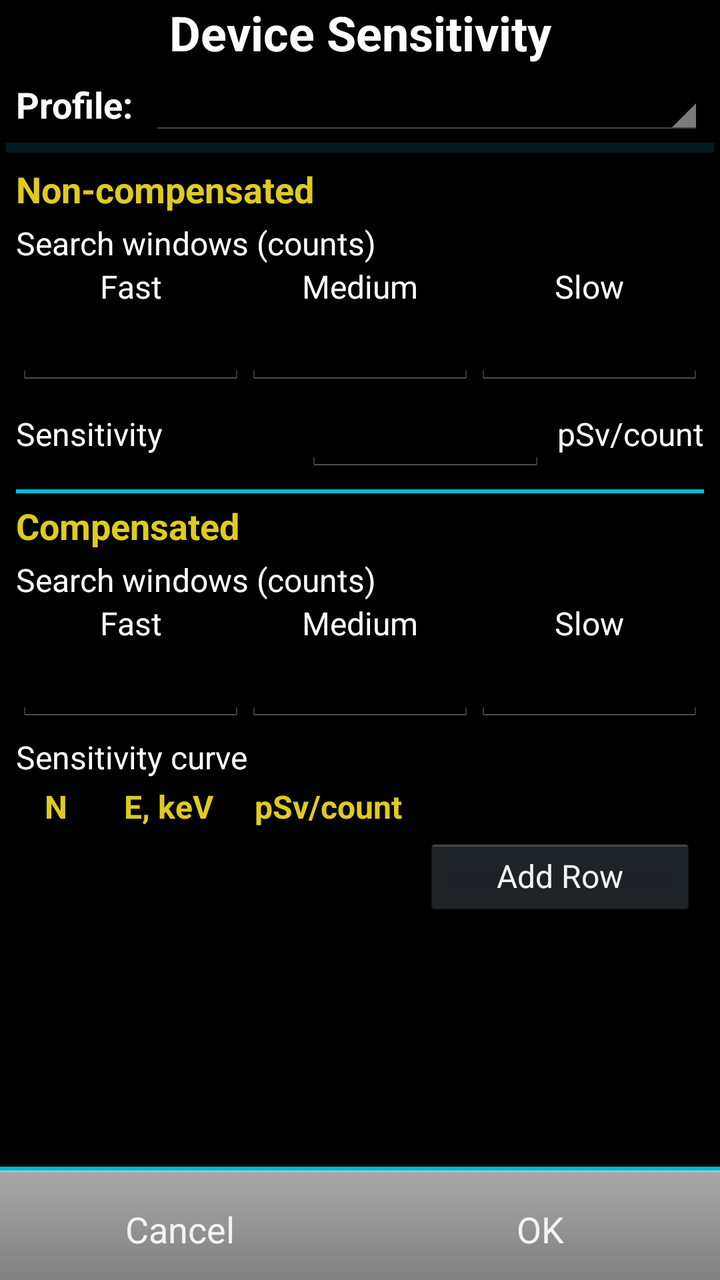
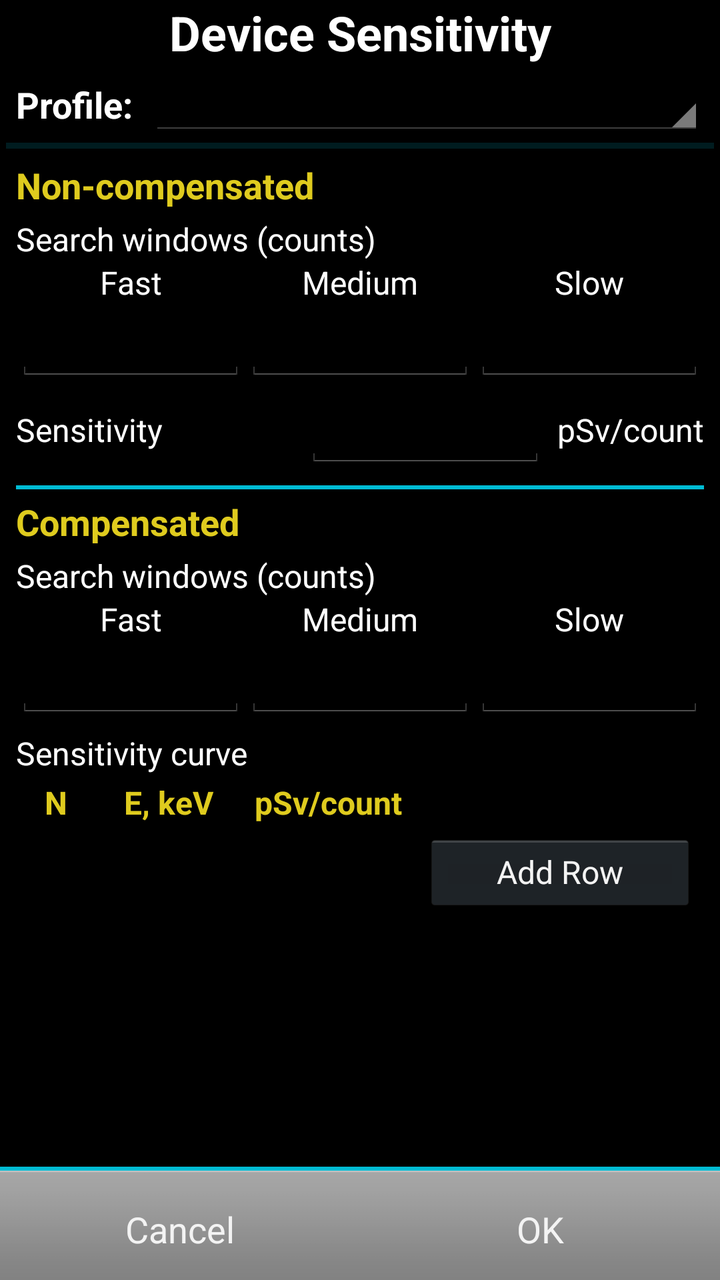

Compare the two renders of this Android layout. The source of the first and the diff that turns it into the second are given below.
<!-- AndroidManifest.xml: application theme AppTheme -->
<!-- res/layout/activity_atom_spectra_sensivity.xml -->
<?xml version="1.0" encoding="utf-8"?>
<androidx.constraintlayout.widget.ConstraintLayout xmlns:android="http://schemas.android.com/apk/res/android"
    xmlns:app="http://schemas.android.com/apk/res-auto"
    xmlns:tools="http://schemas.android.com/tools"
    android:layout_width="match_parent"
    android:layout_height="match_parent"
    tools:context=".AtomSpectraSensitivity">

    <TextView
        android:id="@+id/textSenseCaption"
        android:layout_width="0dp"
        android:layout_height="wrap_content"
        android:gravity="center"
        android:text="@string/detector_sensitivity"
        android:textSize="24dp"
        android:textStyle="bold"
        app:layout_constraintEnd_toEndOf="parent"
        app:layout_constraintStart_toStartOf="parent"
        app:layout_constraintTop_toTopOf="parent" />

    <LinearLayout
        android:id="@+id/profileSection"
        android:layout_width="0dp"
        android:layout_height="wrap_content"
        android:layout_marginStart="8dp"
        android:layout_marginEnd="8dp"
        android:layout_marginTop="4dp"
        android:orientation="vertical"
        app:layout_constraintEnd_toEndOf="parent"
        app:layout_constraintStart_toStartOf="parent"
        app:layout_constraintTop_toBottomOf="@+id/textSenseCaption">

        <LinearLayout
            android:id="@+id/profileRow"
            android:layout_width="match_parent"
            android:layout_height="wrap_content"
            android:gravity="center_vertical"
            android:orientation="horizontal">

            <TextView
                android:layout_width="wrap_content"
                android:layout_height="wrap_content"
                android:text="@string/profile_selector_label"
                android:textSize="18dp"
                android:textStyle="bold" />

            <Spinner
                android:id="@+id/spinnerProfile"
                android:layout_width="0dp"
                android:layout_height="wrap_content"
                android:layout_marginStart="8dp"
                android:layout_weight="1" />
        </LinearLayout>

        
        <LinearLayout
            android:id="@+id/customActions"
            android:layout_width="match_parent"
            android:layout_height="wrap_content"
            android:orientation="horizontal"
            android:visibility="gone">

            <Button
                android:id="@+id/buttonProfileLoad"
                android:layout_width="wrap_content"
                android:layout_height="40dp"
                android:layout_weight="1"
                android:onClick="onLoadProfileButton"
                android:text="@string/profile_load"
                android:textSize="16dp" />

            <Button
                android:id="@+id/buttonProfileSave"
                android:layout_width="wrap_content"
                android:layout_height="40dp"
                android:layout_weight="1"
                android:onClick="onSaveProfileButton"
                android:text="@string/profile_save"
                android:textSize="16dp" />

            <Button
                android:id="@+id/buttonProfileReset"
                android:layout_width="wrap_content"
                android:layout_height="40dp"
                android:layout_weight="1"
                android:onClick="onResetToButton"
                android:text="@string/profile_reset_to"
                android:textSize="16dp" />
        </LinearLayout>
    </LinearLayout>

    <View
        android:id="@+id/topSenseDivider"
        android:layout_width="0dp"
        android:layout_height="5dp"
        android:layout_margin="3dp"
        android:background="?android:attr/listDivider"
        android:backgroundTint="@color/colorDivider"
        android:foreground="@drawable/divider"
        app:layout_constraintEnd_toEndOf="parent"
        app:layout_constraintStart_toStartOf="parent"
        app:layout_constraintTop_toBottomOf="@+id/profileSection" />

    <ScrollView
        android:id="@+id/scrollSense"
        android:layout_width="match_parent"
        android:layout_height="0dp"
        app:layout_constraintBottom_toTopOf="@+id/bottomBar"
        app:layout_constraintEnd_toEndOf="parent"
        app:layout_constraintStart_toStartOf="parent"
        app:layout_constraintTop_toBottomOf="@+id/topSenseDivider">

        <LinearLayout
            android:layout_width="match_parent"
            android:layout_height="wrap_content"
            android:orientation="vertical"
            android:paddingStart="8dp"
            android:paddingEnd="8dp">

            
            <TextView
                android:layout_width="match_parent"
                android:layout_height="wrap_content"
                android:layout_marginTop="6dp"
                android:text="@string/section_non_compensated"
                android:textColor="@color/colorHeader"
                android:textSize="18dp"
                android:textStyle="bold" />

            <TextView
                android:layout_width="match_parent"
                android:layout_height="wrap_content"
                android:layout_marginTop="4dp"
                android:text="@string/search_targets_header"
                android:textSize="16dp" />

            <LinearLayout
                android:layout_width="match_parent"
                android:layout_height="wrap_content"
                android:orientation="horizontal">

                <LinearLayout
                    android:layout_width="0dp"
                    android:layout_height="wrap_content"
                    android:layout_weight="1"
                    android:orientation="vertical">

                    <TextView
                        android:layout_width="match_parent"
                        android:layout_height="wrap_content"
                        android:gravity="center"
                        android:text="@string/search_target_fast"
                        android:textSize="16dp" />

                    <EditText
                        android:id="@+id/editNonCompFast"
                        android:layout_width="match_parent"
                        android:layout_height="wrap_content"
                        android:gravity="center"
                        android:inputType="number"
                        android:singleLine="true" />
                </LinearLayout>

                <LinearLayout
                    android:layout_width="0dp"
                    android:layout_height="wrap_content"
                    android:layout_weight="1"
                    android:orientation="vertical">

                    <TextView
                        android:layout_width="match_parent"
                        android:layout_height="wrap_content"
                        android:gravity="center"
                        android:text="@string/search_target_medium"
                        android:textSize="16dp" />

                    <EditText
                        android:id="@+id/editNonCompMedium"
                        android:layout_width="match_parent"
                        android:layout_height="wrap_content"
                        android:gravity="center"
                        android:inputType="number"
                        android:singleLine="true" />
                </LinearLayout>

                <LinearLayout
                    android:layout_width="0dp"
                    android:layout_height="wrap_content"
                    android:layout_weight="1"
                    android:orientation="vertical">

                    <TextView
                        android:layout_width="match_parent"
                        android:layout_height="wrap_content"
                        android:gravity="center"
                        android:text="@string/search_target_slow"
                        android:textSize="16dp" />

                    <EditText
                        android:id="@+id/editNonCompSlow"
                        android:layout_width="match_parent"
                        android:layout_height="wrap_content"
                        android:gravity="center"
                        android:inputType="number"
                        android:singleLine="true" />
                </LinearLayout>
            </LinearLayout>

            <LinearLayout
                android:layout_width="match_parent"
                android:layout_height="wrap_content"
                android:layout_marginTop="4dp"
                android:gravity="center_vertical"
                android:orientation="horizontal">

                <TextView
                    android:layout_width="0dp"
                    android:layout_height="wrap_content"
                    android:layout_weight="1"
                    android:text="@string/sens_sensitivity"
                    android:textSize="16dp" />

                <EditText
                    android:id="@+id/editNonCompSens"
                    android:layout_width="120dp"
                    android:layout_height="wrap_content"
                    android:gravity="end"
                    android:inputType="numberDecimal"
                    android:singleLine="true" />

                <TextView
                    android:layout_width="wrap_content"
                    android:layout_height="wrap_content"
                    android:layout_marginStart="6dp"
                    android:text="@string/sens_unit_psv_per_count"
                    android:textSize="16dp" />
            </LinearLayout>

            <View
                android:layout_width="match_parent"
                android:layout_height="2dp"
                android:layout_marginTop="8dp"
                android:layout_marginBottom="4dp"
                android:background="@color/colorDivider" />

            
            <TextView
                android:layout_width="match_parent"
                android:layout_height="wrap_content"
                android:text="@string/section_compensated"
                android:textColor="@color/colorHeader"
                android:textSize="18dp"
                android:textStyle="bold" />

            <TextView
                android:layout_width="match_parent"
                android:layout_height="wrap_content"
                android:layout_marginTop="4dp"
                android:text="@string/search_targets_header"
                android:textSize="16dp" />

            <LinearLayout
                android:layout_width="match_parent"
                android:layout_height="wrap_content"
                android:orientation="horizontal">

                <LinearLayout
                    android:layout_width="0dp"
                    android:layout_height="wrap_content"
                    android:layout_weight="1"
                    android:orientation="vertical">

                    <TextView
                        android:layout_width="match_parent"
                        android:layout_height="wrap_content"
                        android:gravity="center"
                        android:text="@string/search_target_fast"
                        android:textSize="16dp" />

                    <EditText
                        android:id="@+id/editCompFast"
                        android:layout_width="match_parent"
                        android:layout_height="wrap_content"
                        android:gravity="center"
                        android:inputType="number"
                        android:singleLine="true" />
                </LinearLayout>

                <LinearLayout
                    android:layout_width="0dp"
                    android:layout_height="wrap_content"
                    android:layout_weight="1"
                    android:orientation="vertical">

                    <TextView
                        android:layout_width="match_parent"
                        android:layout_height="wrap_content"
                        android:gravity="center"
                        android:text="@string/search_target_medium"
                        android:textSize="16dp" />

                    <EditText
                        android:id="@+id/editCompMedium"
                        android:layout_width="match_parent"
                        android:layout_height="wrap_content"
                        android:gravity="center"
                        android:inputType="number"
                        android:singleLine="true" />
                </LinearLayout>

                <LinearLayout
                    android:layout_width="0dp"
                    android:layout_height="wrap_content"
                    android:layout_weight="1"
                    android:orientation="vertical">

                    <TextView
                        android:layout_width="match_parent"
                        android:layout_height="wrap_content"
                        android:gravity="center"
                        android:text="@string/search_target_slow"
                        android:textSize="16dp" />

                    <EditText
                        android:id="@+id/editCompSlow"
                        android:layout_width="match_parent"
                        android:layout_height="wrap_content"
                        android:gravity="center"
                        android:inputType="number"
                        android:singleLine="true" />
                </LinearLayout>
            </LinearLayout>

            <TextView
                android:layout_width="match_parent"
                android:layout_height="wrap_content"
                android:layout_marginTop="6dp"
                android:text="@string/section_compensated_curve"
                android:textSize="16dp" />

            
            <TableLayout
                android:layout_width="match_parent"
                android:layout_height="wrap_content"
                android:layout_marginTop="3dp">

                <TableRow
                    android:layout_width="match_parent"
                    android:layout_height="match_parent">

                    <TextView
                        android:layout_width="40dp"
                        android:layout_height="wrap_content"
                        android:gravity="center"
                        android:text="N"
                        android:textColor="@color/colorHeader"
                        android:textSize="16dp"
                        android:textStyle="bold" />

                    <TextView
                        android:layout_width="match_parent"
                        android:layout_height="wrap_content"
                        android:layout_weight="2"
                        android:gravity="center"
                        android:text="@string/sens_energy_kev"
                        android:textColor="@color/colorHeader"
                        android:textSize="16dp"
                        android:textStyle="bold" />

                    <TextView
                        android:layout_width="match_parent"
                        android:layout_height="wrap_content"
                        android:layout_weight="1"
                        android:gravity="center"
                        android:text="@string/sens_unit_psv_per_count"
                        android:textColor="@color/colorHeader"
                        android:textSize="16dp"
                        android:textStyle="bold" />

                    <TextView
                        android:layout_width="144dp"
                        android:layout_height="wrap_content"
                        android:gravity="center"
                        android:textColor="@color/colorHeader"
                        android:textSize="16dp"
                        android:textStyle="bold" />
                </TableRow>
            </TableLayout>

            <TableLayout
                android:id="@+id/tableSensitivity"
                android:layout_width="match_parent"
                android:layout_height="wrap_content" />

            <Button
                android:id="@+id/buttonSensAdd"
                android:layout_width="136dp"
                android:layout_height="40dp"
                android:layout_gravity="end"
                android:layout_marginTop="4dp"
                android:layout_marginEnd="4dp"
                android:layout_marginBottom="4dp"
                android:onClick="onAddButton"
                android:text="@string/sensitivity_add_row"
                android:textSize="16dp" />
        </LinearLayout>
    </ScrollView>

    <LinearLayout
        android:id="@+id/bottomBar"
        android:layout_width="match_parent"
        android:layout_height="wrap_content"
        android:orientation="vertical"
        app:layout_constraintBottom_toBottomOf="parent"
        app:layout_constraintEnd_toEndOf="parent"
        app:layout_constraintStart_toStartOf="parent">

        <View
            android:layout_width="match_parent"
            android:layout_height="2dp"
            android:background="@color/colorDivider" />

        <LinearLayout
            android:layout_width="match_parent"
            android:layout_height="wrap_content"
            android:orientation="horizontal">

            <Button
                android:id="@+id/buttonSensCancel"
                style="@android:style/ButtonBar"
                android:layout_width="wrap_content"
                android:layout_height="wrap_content"
                android:layout_weight="1"
                android:onClick="onCancelButton"
                android:text="@android:string/cancel" />

            <Button
                android:id="@+id/buttonSensOk"
                style="@android:style/ButtonBar"
                android:layout_width="wrap_content"
                android:layout_height="wrap_content"
                android:layout_weight="1"
                android:onClick="onOkButton"
                android:text="@android:string/ok" />
        </LinearLayout>
    </LinearLayout>

</androidx.constraintlayout.widget.ConstraintLayout>
<!-- resources referenced by this layout -->
<resources>
  <color name="colorDivider">#FF00BCD4</color>
  <color name="colorHeader">#FFDFCB1E</color>
  <!-- drawable divider: png bitmap (drawable, 3113 bytes) -->
  <string name="detector_sensitivity">Device Sensitivity</string>
  <string name="profile_load">Load</string>
  <string name="profile_reset_to">Reset to…</string>
  <string name="profile_save">Save</string>
  <string name="profile_selector_label">Profile:</string>
  <string name="search_target_fast">Fast</string>
  <string name="search_target_medium">Medium</string>
  <string name="search_target_slow">Slow</string>
  <string name="search_targets_header">Search windows (counts)</string>
  <string name="section_compensated">Compensated</string>
  <string name="section_compensated_curve">Sensitivity curve</string>
  <string name="section_non_compensated">Non-compensated</string>
  <string name="sens_energy_kev">E, keV</string>
  <string name="sens_sensitivity">Sensitivity</string>
  <string name="sens_unit_psv_per_count">pSv/count</string>
  <string name="sensitivity_add_row">Add Row</string>
  <style name="AppTheme" parent="AppBaseTheme">
          <item name="android:colorPrimary">@color/color_main</item>
          <item name="android:textColor">@color/color_main</item>
          <item name="android:colorAccent">@color/color_main</item>
          
  
      </style>
  <style name="AppBaseTheme" parent="android:Theme.Holo">
          
      </style>
</resources>

<!-- the commit's change to res/layout/activity_atom_spectra_sensivity.xml (unified diff, before → after) -->
@@ -92,7 +92,7 @@
     <View
         android:id="@+id/topSenseDivider"
         android:layout_width="0dp"
-        android:layout_height="5dp"
+        android:layout_height="3dp"
         android:layout_margin="3dp"
         android:background="?android:attr/listDivider"
         android:backgroundTint="@color/colorDivider"
